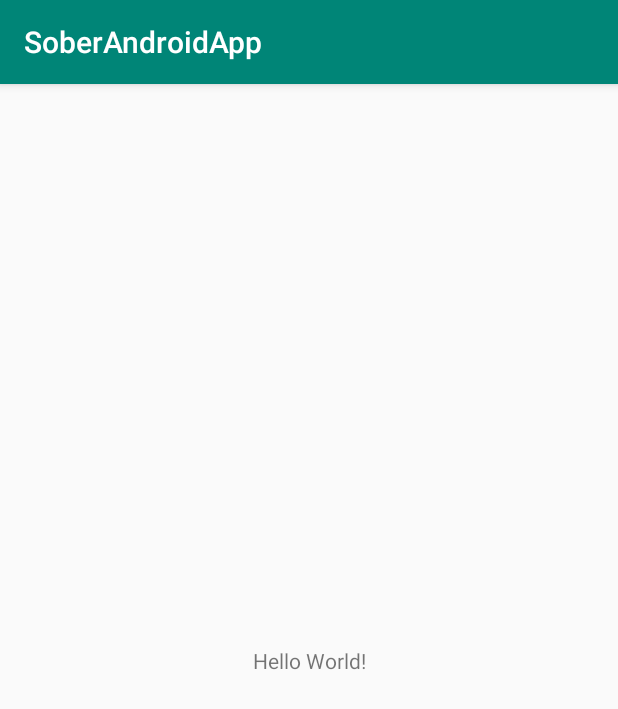
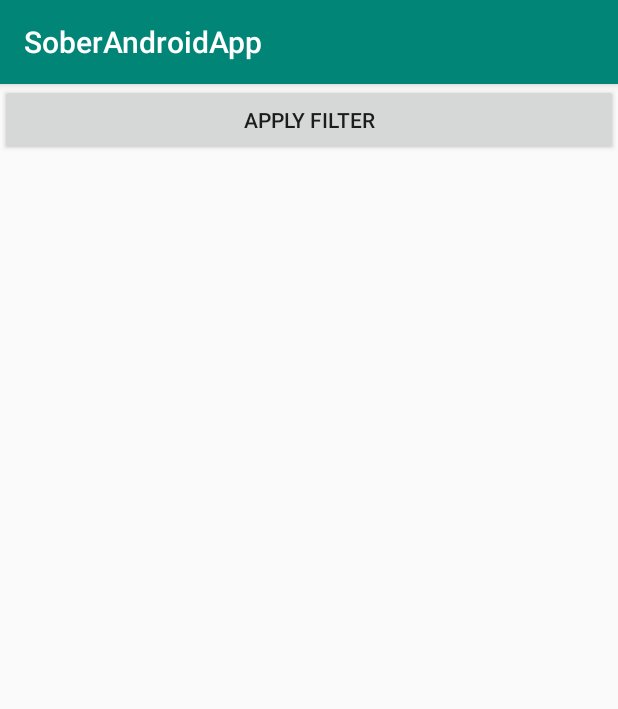
Before and after one commit to ElrikPiro/sobel-android, an Android app: the screen it shows after launch (MainActivity), on a phone screen of 412 x 824 dp. Shown: the top 709 px of the screen. Run offline under Robolectric (Android 15) with nearby library versions, the phone set to English and light mode, and no system bars; 3 statements that could not run were skipped.

Commit message:
Adding simple button

```diff
--- a/app/src/main/res/layout/activity_main.xml
+++ b/app/src/main/res/layout/activity_main.xml
@@ -6,14 +6,21 @@
     android:layout_height="match_parent"
     tools:context=".MainActivity">
 
-    <TextView
-        android:id="@+id/sample_text"
-        android:layout_width="wrap_content"
+    <ImageView
+        android:layout_width="match_parent"
+        android:layout_height="600dp"
+        android:layout_marginBottom="64dp"
+        app:layout_constraintBottom_toTopOf="@+id/button"
+        tools:layout_editor_absoluteX="-16dp"
+        android:contentDescription="@string/desc" />
+
+    <Button
+        android:id="@+id/button"
+        android:layout_width="match_parent"
         android:layout_height="wrap_content"
-        android:text="Hello World!"
-        app:layout_constraintBottom_toBottomOf="parent"
-        app:layout_constraintLeft_toLeftOf="parent"
-        app:layout_constraintRight_toRightOf="parent"
-        app:layout_constraintTop_toTopOf="parent" />
+        android:text="@string/button_text"
+        tools:layout_editor_absoluteX="-16dp"
+        tools:layout_editor_absoluteY="681dp"
+        tools:ignore="MissingConstraints" />
 
 </android.support.constraint.ConstraintLayout>
--- a/app/src/main/res/values/strings.xml
+++ b/app/src/main/res/values/strings.xml
@@ -1,3 +1,5 @@
 <resources>
     <string name="app_name">SoberAndroidApp</string>
+    <string name="button_text">APPLY FILTER</string>
+    <string name="desc">Image to filter</string>
 </resources>
```
